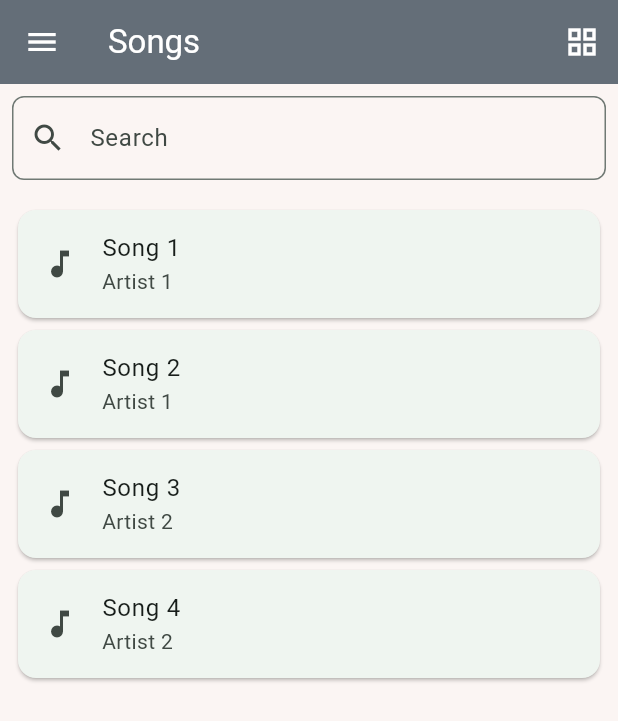
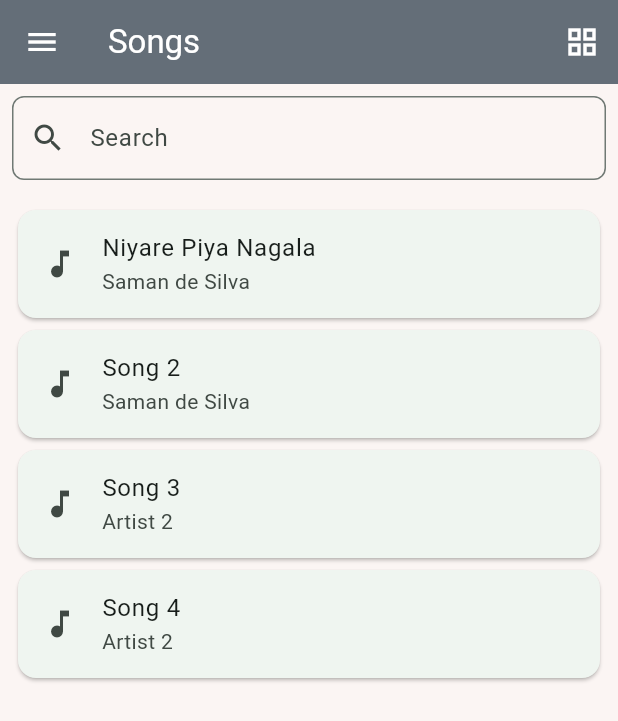
Before and after one commit to SandunC000/chords_app, a Flutter app: the HomeScreen screen opened directly, after a tap on the "list" icon, on a phone screen of 412 x 824 dp. Shown: the top 721 px of the screen. Run offline on Flutter 3.47's test engine with Material 3 defaults, Android fonts, the phone set to English and light mode, and no system bars.

Commit message:
songs lyrics and chords view fix

```diff
--- a/lib/models/artist.dart
+++ b/lib/models/artist.dart
@@ -1,3 +1,5 @@
+import 'package:guitar_codes_app/models/song.dart';
+
 class Artist {
   final String name;
   final String imageUrl;
@@ -5,10 +7,3 @@ class Artist {
 
   Artist({required this.name, required this.imageUrl, required this.songs});
 }
-
-class Song {
-  final String title;
-  final String chords;
-
-  Song({required this.title, required this.chords});
-}
--- /dev/null
+++ b/lib/models/song.dart
@@ -0,0 +1,7 @@
+class Song {
+  final String title;
+  final String lyrics;
+  final String chords;
+
+  Song({required this.title, required this.lyrics, required this.chords});
+}
--- a/lib/views/favorites_view/favorites_screen.dart
+++ b/lib/views/favorites_view/favorites_screen.dart
@@ -1,5 +1,5 @@
 import 'package:flutter/material.dart';
-import 'package:guitar_codes_app/models/artist.dart';
+import 'package:guitar_codes_app/models/song.dart';
 import 'package:guitar_codes_app/services/favorites_service.dart';
 import 'package:guitar_codes_app/views/song_view/song_detail_view.dart';
 import 'package:provider/provider.dart';
@@ -31,7 +31,9 @@ class FavoritesScreen extends StatelessWidget {
                   MaterialPageRoute(
                     builder: (context) => SongDetailsScreen(
                       song: Song(
-                          title: favorite.songTitle, chords: favorite.chords),
+                          title: favorite.songTitle,
+                          chords: favorite.chords,
+                          lyrics: favorite.lyrics),
                       artistName: favorite.artistName,
                     ),
                   ),
--- a/lib/views/home/home_screen.dart
+++ b/lib/views/home/home_screen.dart
@@ -1,5 +1,6 @@
 import 'package:flutter/material.dart';
 import 'package:guitar_codes_app/models/artist.dart';
+import 'package:guitar_codes_app/models/song.dart';
 import 'package:guitar_codes_app/views/artist_view/artist_details_screen.dart';
 import 'package:guitar_codes_app/views/favorites_view/favorites_screen.dart';
 import 'package:guitar_codes_app/views/song_view/song_detail_view.dart';
@@ -17,19 +18,59 @@ class _HomeScreenState extends State<HomeScreen> {
 
   List<Artist> sampleArtists = [
     Artist(
-      name: 'Artist 1',
+      name: 'Saman de Silva',
       imageUrl: 'assets/singer_placeholder.png',
       songs: [
-        Song(title: 'Song 1', chords: 'C G Am F'),
-        Song(title: 'Song 2', chords: 'D A Bm G'),
+        Song(
+          title: 'Niyare Piya Nagala',
+          lyrics: '''niyare.. piya  nagala
+manike.. oba dura enawa
+dakalaa.. wehesa niwee
+sitha piruna..... ada senehasa danunaa''',
+          chords: '''Em        D        Em
+              D           Em
+          Am             Em
+                         C            D            Em''',
+        ),
+        Song(
+          title: 'Song 2',
+          lyrics: '''This is the first verse
+With some lyrics here
+This is the chorus
+With some more lyrics''',
+          chords: '''C G Am F
+C G Am F
+D A Bm G
+D A Bm G''',
+        ),
       ],
     ),
     Artist(
       name: 'Artist 2',
       imageUrl: 'assets/singer_placeholder.png',
       songs: [
-        Song(title: 'Song 3', chords: 'E B C#m A'),
-        Song(title: 'Song 4', chords: 'F C G Am'),
+        Song(
+          title: 'Song 3',
+          lyrics: '''This is the first verse
+With some lyrics here
+This is the chorus
+With some more lyrics''',
+          chords: '''C G Am F
+C G Am F
+D A Bm G
+D A Bm G''',
+        ),
+        Song(
+          title: 'Song 4',
+          lyrics: '''This is the first verse
+With some lyrics here
+This is the chorus
+With some more lyrics''',
+          chords: '''C G Am F
+C G Am F
+D A Bm G
+D A Bm G''',
+        ),
       ],
     ),
     // Add more artists as needed
@@ -113,7 +154,8 @@ class _HomeScreenState extends State<HomeScreen> {
               onTap: () {
                 Navigator.push(
                   context,
-                  MaterialPageRoute(builder: (context) => FavoritesScreen()),
+                  MaterialPageRoute(
+                      builder: (context) => const FavoritesScreen()),
                 );
               },
             ),
```
Also changed, not shown: lib/models/favorite.dart (+9 -3 lines), lib/utilities/functions.dart (added, +28 -0 lines), lib/utilities/song_lyrics_chords_widget.dart (added, +49 -0 lines), lib/views/song_view/song_detail_view.dart (+32 -22 lines).
